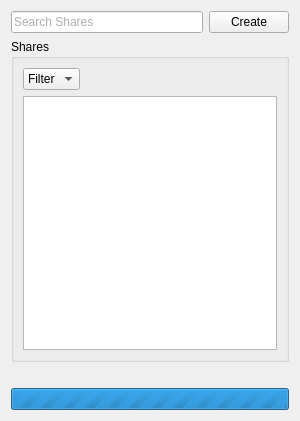
Before: the Qt Designer form src/qt/ui/user_shares_panel.ui in maidsafe-archive/MaidSafe-Encrypt, drawn with Qt 5.
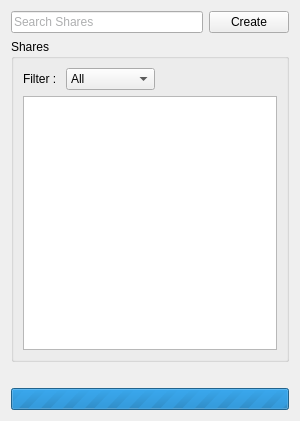
After: the same form once the commit is applied.

What changed in the file:
```diff
--- a/src/qt/ui/user_shares_panel.ui
+++ b/src/qt/ui/user_shares_panel.ui
@@ -84,7 +84,16 @@
        </property>
        <layout class="QVBoxLayout" name="verticalLayout">
         <item>
-         <widget class="QComboBox" name="comboBox">
+         <layout class="QHBoxLayout" name="horizontalLayout_3">
+          <item>
+           <widget class="QLabel" name="label">
+            <property name="text">
+             <string>Filter : </string>
+            </property>
+           </widget>
+          </item>
+          <item>
+           <widget class="QComboBox" name="sharesFilter">
           <property name="sizePolicy">
            <sizepolicy hsizetype="Fixed" vsizetype="Fixed">
             <horstretch>0</horstretch>
@@ -99,10 +108,35 @@
           </property>
           <item>
            <property name="text">
-            <string>Filter</string>
+              <string>All</string>
+             </property>
+            </item>
+            <item>
+             <property name="text">
+              <string>Read-Only</string>
+             </property>
+            </item>
+            <item>
+             <property name="text">
+              <string>Admin</string>
            </property>
           </item>
          </widget>
+          </item>
+          <item>
+           <spacer name="horizontalSpacer">
+            <property name="orientation">
+             <enum>Qt::Horizontal</enum>
+            </property>
+            <property name="sizeHint" stdset="0">
+             <size>
+              <width>40</width>
+              <height>20</height>
+             </size>
+            </property>
+           </spacer>
+          </item>
+         </layout>
         </item>
         <item>
          <widget class="QListWidget" name="listWidget">
```
Lines whose indentation alone changed are shown as unchanged.
